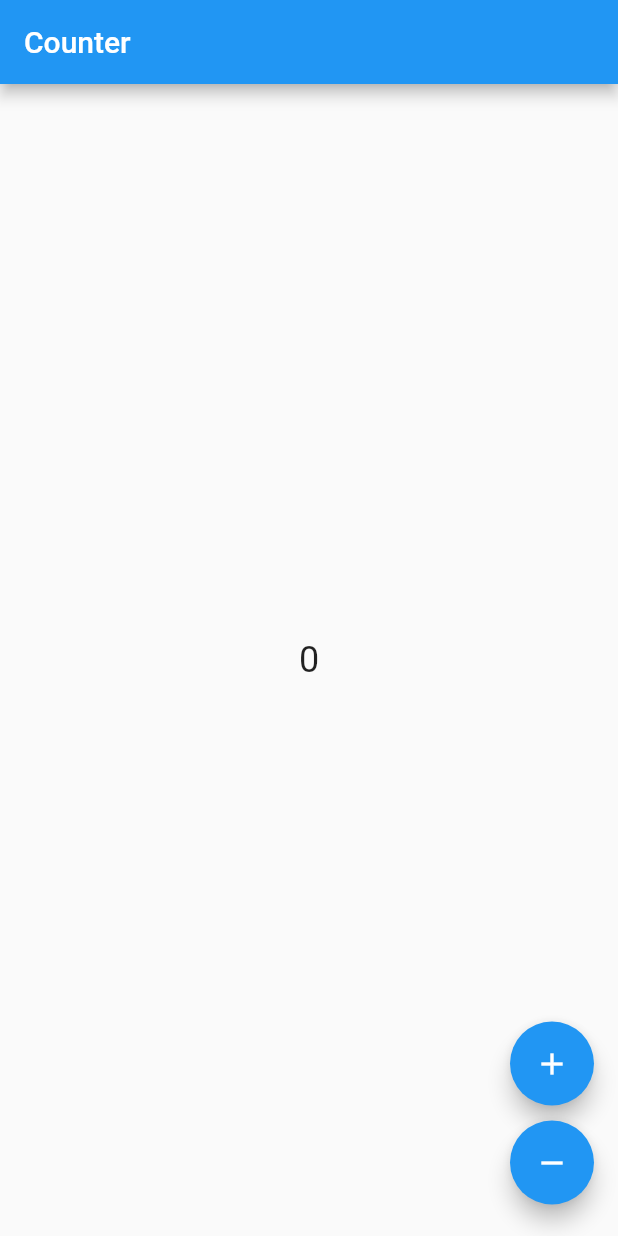
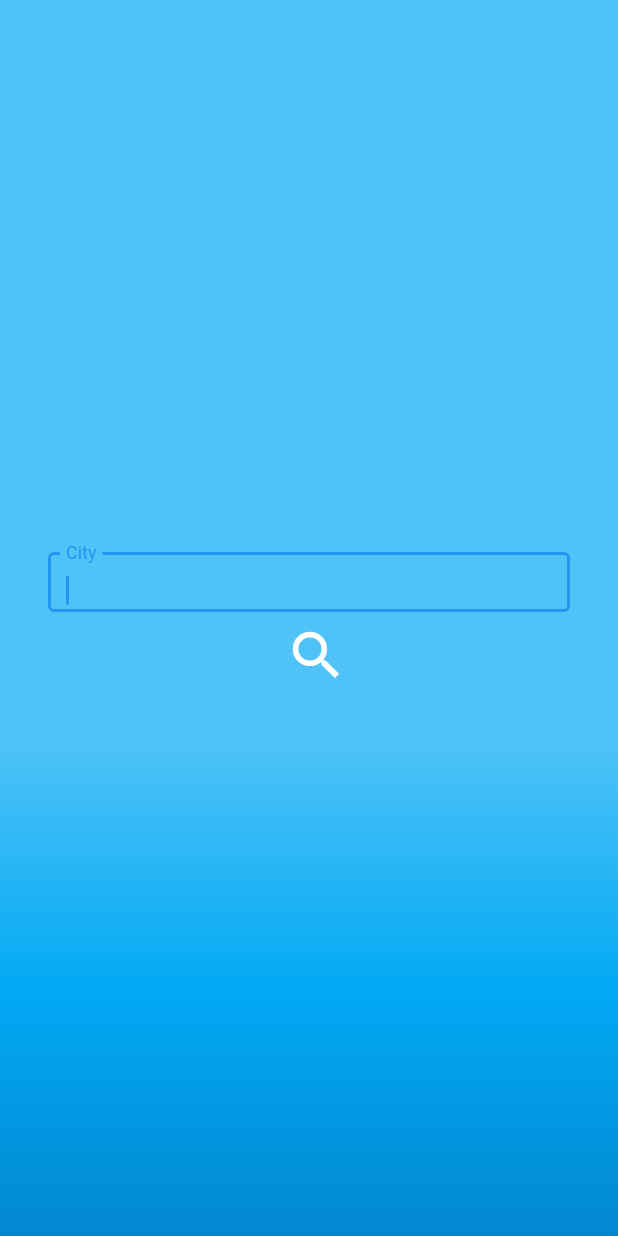
Before and after one commit to vantutrieu97/flutter_bloc_pattern, a Flutter app: the screen it shows after launch, on a phone screen of 412 x 824 dp. Run offline on Flutter 3.47's test engine with Material 2 defaults, Android fonts, the phone set to English and light mode, and no system bars; our stand-ins replace dartz, equatable, flutter_bloc.

Commit message:
Using Clean Generator plugin

```diff
--- a/lib/counter_bloc.dart
+++ /dev/null
@@ -1,19 +0,0 @@
-import 'package:flutter_bloc/flutter_bloc.dart';
-import 'package:flutterblocpattern/counter_event.dart';
-
-class CounterBloc extends Bloc<CounterEvent, int> {
-  @override
-  int get initialState => 0;
-
-  @override
-  Stream<int> mapEventToState(CounterEvent event) async* {
-    switch (event) {
-      case CounterEvent.decrement:
-        yield state - 1;
-        break;
-      case CounterEvent.increment:
-        yield state + 1;
-        break;
-    }
-  }
-}
--- a/lib/counter_event.dart
+++ /dev/null
@@ -1 +0,0 @@
-enum CounterEvent { increment, decrement }
--- a/lib/counter_page.dart
+++ /dev/null
@@ -1,49 +0,0 @@
-import 'package:flutter/material.dart';
-import 'package:flutter_bloc/flutter_bloc.dart';
-import 'package:flutterblocpattern/counter_bloc.dart';
-import 'package:flutterblocpattern/counter_event.dart';
-
-class CounterPage extends StatelessWidget {
-  @override
-  Widget build(BuildContext context) {
-    final CounterBloc counterBloc = BlocProvider.of<CounterBloc>(context);
-
-    return Scaffold(
-      appBar: AppBar(title: Text('Counter')),
-      body: BlocBuilder<CounterBloc, int>(
-        builder: (context, count) {
-          return Center(
-            child: Text(
-              '$count',
-              style: TextStyle(fontSize: 24.0),
-            ),
-          );
-        },
-      ),
-      floatingActionButton: Column(
-        crossAxisAlignment: CrossAxisAlignment.end,
-        mainAxisAlignment: MainAxisAlignment.end,
-        children: <Widget>[
-          Padding(
-            padding: EdgeInsets.symmetric(vertical: 5.0),
-            child: FloatingActionButton(
-              child: Icon(Icons.add),
-              onPressed: () {
-                counterBloc.add(CounterEvent.increment);
-              },
-            ),
-          ),
-          Padding(
-            padding: EdgeInsets.symmetric(vertical: 5.0),
-            child: FloatingActionButton(
-              child: Icon(Icons.remove),
-              onPressed: () {
-                counterBloc.add(CounterEvent.decrement);
-              },
-            ),
-          ),
-        ],
-      ),
-    );
-  }
-}
--- a/lib/main.dart
+++ b/lib/main.dart
@@ -1,18 +1,28 @@
 import 'package:flutter/material.dart';
 import 'package:flutter_bloc/flutter_bloc.dart';
-import 'package:flutterblocpattern/counter_bloc.dart';
-import 'package:flutterblocpattern/counter_page.dart';
+import 'package:flutterblocpattern/weather/data/repositories/weather_repository_impl.dart';
+import 'package:flutterblocpattern/weather/presentation/manager/weather_bloc.dart';
+import 'weather/presentation/pages/weather_page.dart';
 
 void main() => runApp(MyApp());
 
 class MyApp extends StatelessWidget {
+  WeatherRepositoryImpl _weatherRepositoryImpl = WeatherRepositoryImpl();
+
   @override
   Widget build(BuildContext context) {
     return MaterialApp(
+      debugShowCheckedModeBanner: false,
       title: 'Flutter Demo',
-      home: BlocProvider<CounterBloc>(
-        create: (context) => CounterBloc(),
-        child: CounterPage(),
+      theme: ThemeData(
+        // Define the default brightness and colors.
+        brightness: Brightness.dark,
+        accentColor: Colors.white,
+      ),
+      home: BlocProvider(
+        create: (context) =>
+            WeatherBloc(weatherRepositoryImpl: _weatherRepositoryImpl),
+        child: WeatherPage(),
       ),
     );
   }
--- /dev/null
+++ b/lib/weather/data/models/weather_model.dart
@@ -0,0 +1,107 @@
+import 'package:equatable/equatable.dart';
+
+enum WeatherCondition {
+  snow,
+  sleet,
+  hail,
+  thunderstorm,
+  heavyRain,
+  lightRain,
+  showers,
+  heavyCloud,
+  lightCloud,
+  clear,
+  unknown
+}
+
+class WeatherModel extends Equatable {
+  final WeatherCondition condition;
+  final String formattedCondition;
+  final double minTemp;
+  final double temp;
+  final double maxTemp;
+  final int locationId;
+  final String created;
+  final DateTime lastUpdated;
+  final String location;
+
+  const WeatherModel({
+    this.condition,
+    this.formattedCondition,
+    this.minTemp,
+    this.temp,
+    this.maxTemp,
+    this.locationId,
+    this.created,
+    this.lastUpdated,
+    this.location,
+  });
+
+  @override
+  List<Object> get props => [
+    condition,
+    formattedCondition,
+    minTemp,
+    temp,
+    maxTemp,
+    locationId,
+    created,
+    lastUpdated,
+    location,
+  ];
+
+  static WeatherModel fromJson(dynamic json) {
+    final consolidatedWeather = json['consolidated_weather'][0];
+    return WeatherModel(
+      condition: _mapStringToWeatherCondition(
+          consolidatedWeather['weather_state_abbr']),
+      formattedCondition: consolidatedWeather['weather_state_name'],
+      minTemp: consolidatedWeather['min_temp'] as double,
+      temp: consolidatedWeather['the_temp'] as double,
+      maxTemp: consolidatedWeather['max_temp'] as double,
+      locationId: json['woeid'] as int,
+      created: consolidatedWeather['created'],
+      lastUpdated: DateTime.now(),
+      location: json['title'],
+    );
+  }
+
+  static WeatherCondition _mapStringToWeatherCondition(String input) {
+    WeatherCondition state;
+    switch (input) {
+      case 'sn':
+        state = WeatherCondition.snow;
+        break;
+      case 'sl':
+        state = WeatherCondition.sleet;
+        break;
+      case 'h':
+        state = WeatherCondition.hail;
+        break;
+      case 't':
+        state = WeatherCondition.thunderstorm;
+        break;
+      case 'hr':
+        state = WeatherCondition.heavyRain;
+        break;
+      case 'lr':
+        state = WeatherCondition.lightRain;
+        break;
+      case 's':
+        state = WeatherCondition.showers;
+        break;
+      case 'hc':
+        state = WeatherCondition.heavyCloud;
+        break;
+      case 'lc':
+        state = WeatherCondition.lightCloud;
+        break;
+      case 'c':
+        state = WeatherCondition.clear;
+        break;
+      default:
+        state = WeatherCondition.unknown;
+    }
+    return state;
+  }
+}
--- /dev/null
+++ b/lib/weather/data/repositories/weather_repository_impl.dart
@@ -0,0 +1,43 @@
+import 'dart:convert';
+
+import 'package:flutter/cupertino.dart';
+import 'package:flutterblocpattern/weather/data/models/weather_model.dart';
+import 'package:flutterblocpattern/weather/domain/repositories/weather_repository.dart';
+
+import 'package:http/http.dart' as http;
+
+class WeatherRepositoryImpl extends WeatherRepository {
+  static const baseUrl = 'https://www.metaweather.com';
+
+  @override
+  Future<WeatherModel> fetchWeather(int locationId) async {
+    final weatherUrl = '$baseUrl/api/location/$locationId';
+    final weatherResponse = await http.get(weatherUrl);
+
+    if (weatherResponse.statusCode != 200) {
+      throw Exception('error getting weather for location');
+    }
+
+    final weatherJson = jsonDecode(weatherResponse.body);
+    WeatherModel _weatherModel  = WeatherModel.fromJson(weatherJson);
+    return _weatherModel;
+  }
+
+  @override
+  Future<int> getLocationId(String city) async {
+    final locationUrl = '$baseUrl/api/location/search/?query=$city';
+    final locationResponse = await http.get(locationUrl);
+    if (locationResponse.statusCode != 200) {
+      throw Exception('error getting locationId for city');
+    }
+
+    final locationJson = jsonDecode(locationResponse.body) as List;
+    return (locationJson.first)['woeid'];
+  }
+
+  @override
+  Future<WeatherModel> getWeather(String city) async {
+    final int locationId = await getLocationId(city);
+    return fetchWeather(locationId);
+  }
+}
--- /dev/null
+++ b/lib/weather/domain/repositories/weather_repository.dart
@@ -0,0 +1,10 @@
+import 'package:flutterblocpattern/weather/data/models/weather_model.dart';
+
+abstract class WeatherRepository {
+
+  Future<int> getLocationId(String city);
+
+  Future<WeatherModel> fetchWeather(int locationId);
+
+  Future<WeatherModel> getWeather(String city);
+}
--- /dev/null
+++ b/lib/weather/presentation/manager/weather_bloc.dart
@@ -0,0 +1,49 @@
+import 'package:flutter/material.dart';
+import 'package:flutter_bloc/flutter_bloc.dart';
+import 'package:flutterblocpattern/weather/data/repositories/weather_repository_impl.dart';
+import 'package:flutterblocpattern/weather/data/models/weather_model.dart';
+import 'package:flutterblocpattern/weather/presentation/manager/weather_event.dart';
+import 'package:flutterblocpattern/weather/presentation/manager/weather_state.dart';
+
+class WeatherBloc extends Bloc<WeatherEvent, WeatherState> {
+  final WeatherRepositoryImpl weatherRepositoryImpl;
+
+  WeatherBloc({@required this.weatherRepositoryImpl})
+      : assert(weatherRepositoryImpl != null);
+
+  @override
+  WeatherState get initialState => WeatherEmpty();
+
+  @override
+  Stream<WeatherState> mapEventToState(WeatherEvent event) async* {
+    if (event is FetchWeather) {
+      yield* _mapFetchWeatherToState(event);
+    } else if (event is RefreshWeather) {
+      yield* _mapRefreshWeatherToState(event);
+    }
+  }
+
+  Stream<WeatherState> _mapFetchWeatherToState(FetchWeather event) async* {
+    yield WeatherLoading();
+    var _city =
+        event.city == null || event.city == '' ? 'Cape Town' : event.city;
+    debugPrint('_city---------------------' + _city);
+    try {
+      final WeatherModel _weatherModel =
+          await weatherRepositoryImpl.getWeather(_city);
+      yield WeatherLoaded(weatherModel: _weatherModel);
+    } catch (_) {
+      yield WeatherError();
+    }
+  }
+
+  Stream<WeatherState> _mapRefreshWeatherToState(RefreshWeather event) async* {
+    try {
+      final WeatherModel _weatherModel =
+          await weatherRepositoryImpl.getWeather(event.city);
+      yield WeatherLoaded(weatherModel: _weatherModel);
+    } catch (_) {
+      yield state;
+    }
+  }
+}
--- /dev/null
+++ b/lib/weather/presentation/manager/weather_event.dart
@@ -0,0 +1,24 @@
+import 'package:equatable/equatable.dart';
+import 'package:flutter/material.dart';
+
+abstract class WeatherEvent extends Equatable {
+  const WeatherEvent();
+}
+
+class FetchWeather extends WeatherEvent {
+  final String city;
+
+  const FetchWeather({@required this.city}) : assert(city != null);
+
+  @override
+  List<Object> get props => [city];
+}
+
+class RefreshWeather extends WeatherEvent {
+  final String city;
+
+  const RefreshWeather({@required this.city}) : assert(city != null);
+
+  @override
+  List<Object> get props => [city];
+}
--- /dev/null
+++ b/lib/weather/presentation/manager/weather_state.dart
@@ -0,0 +1,26 @@
+import 'package:equatable/equatable.dart';
+import 'package:flutter/material.dart';
+import 'package:flutterblocpattern/weather/data/models/weather_model.dart';
+
+abstract class WeatherState extends Equatable {
+  const WeatherState();
+
+  @override
+  List<Object> get props => [];
+}
+
+class WeatherEmpty extends WeatherState {}
+
+class WeatherLoading extends WeatherState {}
+
+class WeatherLoaded extends WeatherState {
+  final WeatherModel weatherModel;
+
+  const WeatherLoaded({@required this.weatherModel})
+      : assert(weatherModel != null);
+
+  @override
+  List<Object> get props => [weatherModel];
+}
+
+class WeatherError extends WeatherState {}
--- /dev/null
+++ b/lib/weather/presentation/pages/weather_page.dart
@@ -0,0 +1,228 @@
+import 'dart:async';
+
+import 'package:flutter/material.dart';
+import 'package:flutter/services.dart';
+import 'package:flutter_bloc/flutter_bloc.dart';
+import 'package:flutterblocpattern/weather/presentation/manager/weather_bloc.dart';
+import 'package:flutterblocpattern/weather/presentation/manager/weather_event.dart';
+import 'package:flutterblocpattern/weather/presentation/manager/weather_state.dart';
+import 'package:flutterblocpattern/weather/presentation/widgets/weather_conditions.dart';
+
+class WeatherPage extends StatefulWidget {
+  @override
+  _WeatherPageState createState() => _WeatherPageState();
+}
+
+class _WeatherPageState extends State<WeatherPage> {
+  @override
+  Widget build(BuildContext context) {
+    return Scaffold(
+      body: GestureDetector(
+        onTap: () => FocusScope.of(context).unfocus(),
+        child: Container(
+          constraints: BoxConstraints.expand(),
+          decoration: BoxDecoration(
+            gradient: LinearGradient(
+              begin: Alignment.topCenter,
+              end: Alignment.bottomCenter,
+              stops: [0.6, 0.8, 1.0],
+              colors: [
+                Colors.lightBlue[300],
+                Colors.lightBlue[500],
+                Colors.lightBlue[700],
+              ],
+            ),
+          ),
+          child: Center(
+            child: BlocConsumer<WeatherBloc, WeatherState>(
+              listener: (context, state) {},
+              builder: (context, state) {
+                if (state is WeatherLoading) {
+                  return Center(
+                    child: Column(
+                      mainAxisAlignment: MainAxisAlignment.center,
+                      children: <Widget>[
+                        CircularProgressIndicator(
+                          backgroundColor: Colors.green,
+                        ),
+                        SizedBox(
+                          height: 6,
+                        ),
+                        Text(
+                          '...Loading...',
+                          style: TextStyle(color: Colors.white),
+                        )
+                      ],
+                    ),
+                  );
+                }
+                else if (state is WeatherLoaded) {
+                  return Column(
+                    mainAxisAlignment: MainAxisAlignment.center,
+                    children: <Widget>[
+                      Text(
+                        '${state.weatherModel.location} city',
+                        style: TextStyle(
+                          fontSize: 30,
+                          fontWeight: FontWeight.bold,
+                          color: Colors.white,
+                        ),
+                      ),
+                      SizedBox(
+                        height: 2,
+                      ),
+                      Text(
+                        'Last updated: ${TimeOfDay.fromDateTime(state.weatherModel.lastUpdated).format(context)}',
+//                        'Updated: 27-03-2020',
+                        style: TextStyle(
+                          fontSize: 12,
+                          fontWeight: FontWeight.normal,
+                          color: Colors.white,
+                        ),
+                      ),
+                      Row(
+                        mainAxisAlignment: MainAxisAlignment.center,
+                        children: <Widget>[
+                          WeatherConditions(
+                              condition: state.weatherModel.condition),
+                          SizedBox(
+                            width: 6,
+                          ),
+                          Column(
+                            crossAxisAlignment: CrossAxisAlignment.start,
+                            children: <Widget>[
+                              Text(
+                                'Min: ${state.weatherModel.minTemp.toDouble().round()}°',
+                                style: TextStyle(
+                                  fontSize: 16,
+                                  fontWeight: FontWeight.bold,
+                                  color: Colors.white,
+                                ),
+                              ),
+                              Text(
+                                'Max: ${state.weatherModel.maxTemp.toDouble().round()}°',
+                                style: TextStyle(
+                                  fontSize: 18,
+                                  fontWeight: FontWeight.bold,
+                                  color: Colors.white,
+                                ),
+                              ),
+                            ],
+                          )
+                        ],
+                      ),
+                      Text(
+                        '${state.weatherModel.formattedCondition}',
+                        style: TextStyle(
+                          fontSize: 30,
+                          fontWeight: FontWeight.w200,
+                          color: Colors.white,
+                        ),
+                      ),
+                      SizedBox(
+                        height: 16,
+                      ),
+                      SeacrLocationWidget(),
+                    ],
+                  );
+                }
+                else if (state is WeatherError) {
+                  return Column(
+                    mainAxisAlignment: MainAxisAlignment.center,
+                    children: <Widget>[
+                      Text(
+                        'Something went wrong!',
+                        style: TextStyle(
+                          fontSize: 16,
+                          fontWeight: FontWeight.bold,
+                          color: Colors.white,
+                        ),
+                      ),
+                      SizedBox(
+                        height: 6,
+                      ),
+                      SeacrLocationWidget()
+                    ],
+                  );
+                }
+                return SeacrLocationWidget();
+              },
+            ),
+          ),
+        ),
+      ),
+    );
+  }
+}
+
+class SeacrLocationWidget extends StatefulWidget {
+  @override
+  _SeacrLocationWidgetState createState() => _SeacrLocationWidgetState();
+}
+
+class _SeacrLocationWidgetState extends State<SeacrLocationWidget> {
+  TextEditingController _fillLocationController;
+
+  @override
+  void initState() {
+    // TODO: implement initState
+    super.initState();
+
+    _fillLocationController = TextEditingController();
+  }
+
+  @override
+  Widget build(BuildContext context) {
+    return Column(
+      crossAxisAlignment: CrossAxisAlignment.center,
+      mainAxisAlignment: MainAxisAlignment.center,
+      children: <Widget>[
+        Container(
+          padding: const EdgeInsets.only(
+            left: 32,
+            right: 32,
+          ),
+          height: 40,
+          decoration: BoxDecoration(
+            color: Colors.transparent,
+          ),
+          child: TextField(
+            autofocus: true,
+            decoration: InputDecoration(
+              border: OutlineInputBorder(
+                borderRadius: BorderRadius.all(
+                  Radius.circular(4),
+                ),
+                borderSide: BorderSide(
+                  width: 1,
+                  color: Colors.yellowAccent,
+                ),
+              ),
+              labelText: 'City',
+            ),
+            controller: _fillLocationController,
+            onSubmitted: (city) => BlocProvider.of<WeatherBloc>(context).add(
+              FetchWeather(city: _fillLocationController.text),
+            ),
+          ),
+        ),
+        GestureDetector(
+          child: IconButton(
+            icon: Icon(
+              Icons.search,
+              color: Colors.white,
+              size: 42,
+            ),
+            tooltip: 'CLick to fecth new data',
+            onPressed: () => {
+              BlocProvider.of<WeatherBloc>(context).add(
+                FetchWeather(city: _fillLocationController.text),
+              ),
+            },
+          ),
+        ),
+      ],
+    );
+    ;
+  }
+}
```
Also changed, not shown: lib/core/error/Failure.dart (added, +9 -0 lines), lib/core/error/usecase.dart (added, +14 -0 lines), lib/weather/presentation/widgets/weather_conditions.dart (added, +55 -0 lines), pubspec.yaml (+7 -38 lines), assets/clear.png (added), assets/cloudy.png (added), assets/rainy.png (added), assets/snow.png (added), assets/thunderstorm.png (added), pubspec.lock.
